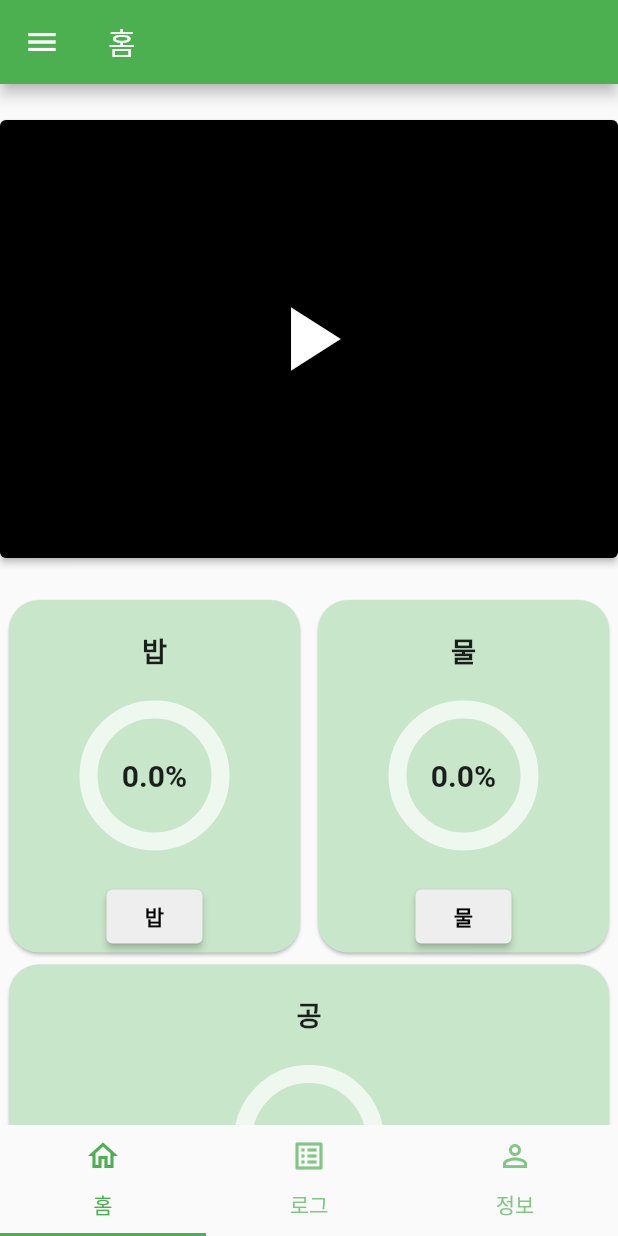
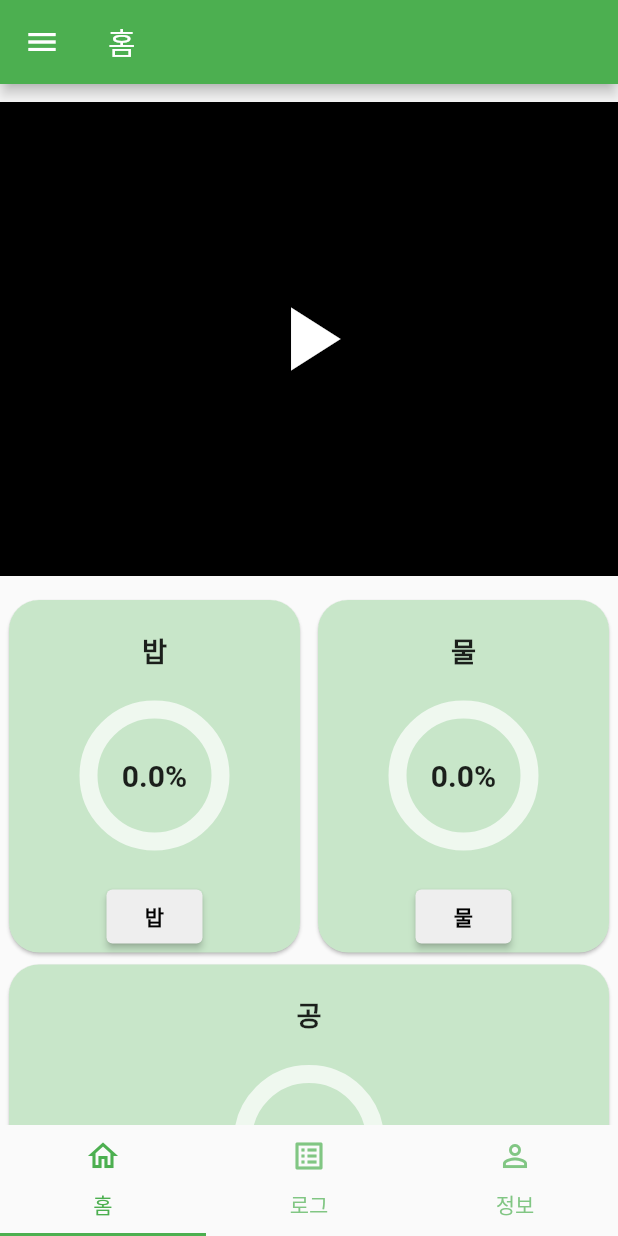
Before and after one commit to unh6uoj/pet_rest, a Flutter app: the screen it shows after launch, on a phone screen of 412 x 824 dp. Run offline on Flutter 3.47's test engine with Material 2 defaults, Android fonts, the phone set to English and light mode, and no system bars; drawn by our look-alikes of percent_indicator; our stand-ins replace flutter_local_notifications, sqflite, table_calendar; accounts and stored records are empty; network calls fail.

Commit message:
update_log

```diff
--- a/lib/screen_home.dart
+++ b/lib/screen_home.dart
@@ -63,10 +63,10 @@ class _VideoAreaState extends State<VideoArea> {
     return Container(
         height: 340,
         child: Padding(
-            padding: const EdgeInsets.symmetric(vertical: 24.0),
+            padding: const EdgeInsets.symmetric(vertical: 12.0),
             child: FractionallySizedBox(
-                widthFactor: 1,
-                child: Container(
+              widthFactor: 1,
+              child: Container(
                   child: context.read<HomeProvider>().isVideoOn
                       ? StreamBuilder(
                           // read() 함수를 통해 데이터 접근
@@ -76,7 +76,7 @@ class _VideoAreaState extends State<VideoArea> {
                               context.read<HomeProvider>().videoChannel.stream,
                           builder: (context, snapshot) {
                             return ElevatedButton(
-                                onPressed:
+                                onPressed: () =>
                                     context.watch<HomeProvider>().videoOff,
                                 style: ElevatedButton.styleFrom(
                                     primary: Colors.white),
@@ -86,15 +86,15 @@ class _VideoAreaState extends State<VideoArea> {
                                       true, // gaplessPlayback을 true로 하지 않으면 이미지 변경 될 때 마다 깜빡깜빡 한다.
                                 ));
                           })
-                      : ElevatedButton(
-                          onPressed: context.watch<HomeProvider>().videoOn,
-                          style:
-                              ElevatedButton.styleFrom(primary: Colors.black),
-                          child: Icon(
-                            Icons.play_arrow,
-                            size: 72,
-                          )),
-                ))));
+                      : Container(
+                          color: Colors.black,
+                          child: IconButton(
+                            onPressed: context.watch<HomeProvider>().videoOn,
+                            icon: Icon(Icons.play_arrow),
+                            color: Colors.white,
+                            iconSize: 72,
+                          ))),
+            )));
   }
 }
 
@@ -122,7 +122,9 @@ class HomeDataCard extends StatelessWidget {
                       textScaleFactor: 1.3,
                       style: TextStyle(fontWeight: FontWeight.bold),
                     ),
-                    PercentBar(isLinear: this.isLinear, data: 0.3),
+                    PercentBar(
+                      isLinear: this.isLinear,
+                    ),
                     if (this.name == '밥')
                       ElevatedButton(
                         onPressed: context.read<HomeProvider>().sendFood,
@@ -161,23 +163,19 @@ class HomeDataCard extends StatelessWidget {
 
 // 퍼센트 바
 class PercentBar extends StatefulWidget {
-  const PercentBar({Key? key, this.isLinear = true, @required this.data})
-      : super(key: key);
+  const PercentBar({Key? key, this.isLinear = true}) : super(key: key);
 
   final bool? isLinear;
-  final double? data;
 
   @override
-  _PercentBarState createState() =>
-      _PercentBarState(this.isLinear as bool, this.data as double);
+  _PercentBarState createState() => _PercentBarState(this.isLinear as bool);
 }
 
 class _PercentBarState extends State<PercentBar> {
   // 데이터 전달받기
   final bool isLinear;
-  double data;
 
-  _PercentBarState(this.isLinear, this.data);
+  _PercentBarState(this.isLinear);
 
   @override
   Widget build(BuildContext context) {
--- a/lib/sqlite.dart
+++ b/lib/sqlite.dart
@@ -5,11 +5,11 @@ import 'package:sqflite/sqflite.dart';
 import 'package:path/path.dart';
 
 class History {
-  late int id;
+  late int? id;
   late String date;
   late String activity;
 
-  History({required this.id, required this.date, required this.activity});
+  History({this.id, required this.date, required this.activity});
 }
 
 class DBHelper {
@@ -29,7 +29,7 @@ class DBHelper {
     return await openDatabase(path, version: 1, onCreate: (db, version) async {
       await db.execute('''
           CREATE TABLE $tableName (
-            id INTEGER PRIMARY KEY,
+            id INTEGER PRIMARY KEY AUTOINCREMENT NOT NULL
             date TEXT,
             activity TEXT
           )
```
Also changed, not shown: lib/main.dart (+8 -0 lines), lib/screen_log.dart (+5 -4 lines), 1 other file.
